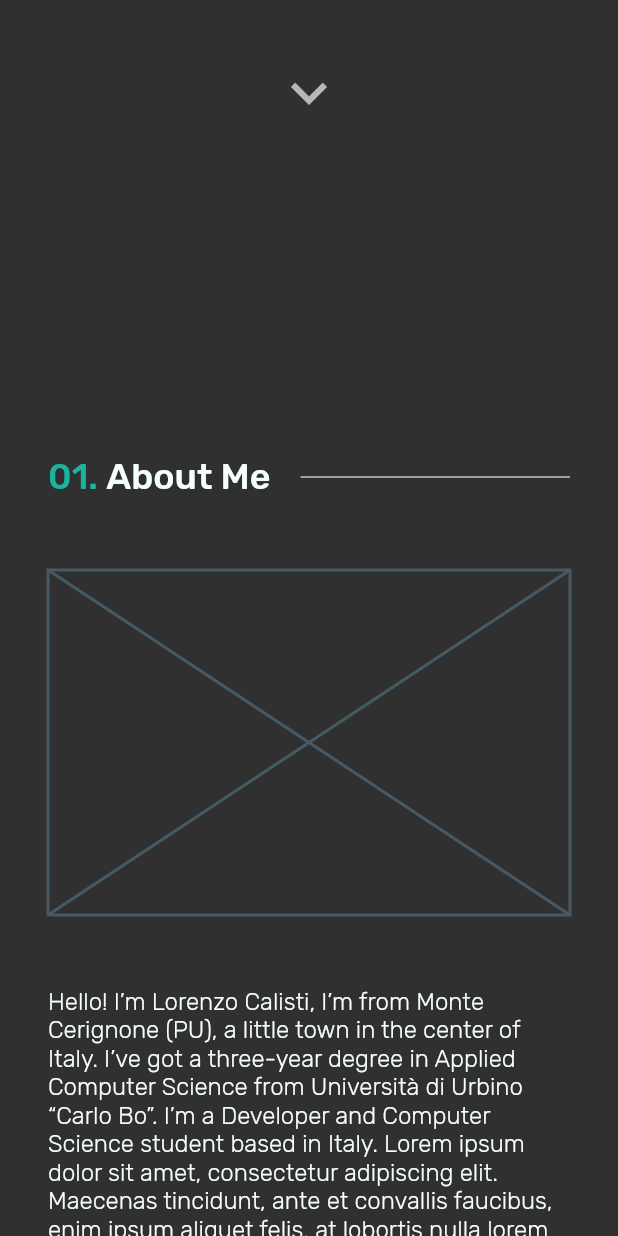
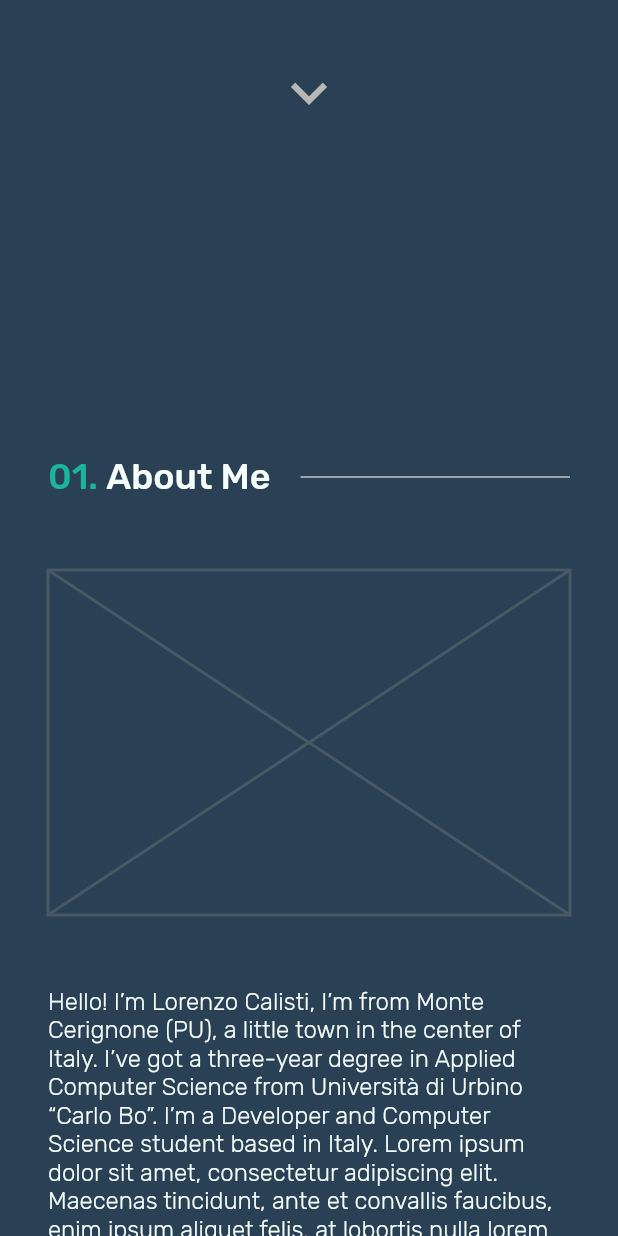
Before and after one commit to Supercaly/portfolio, a Flutter app: the screen it shows after launch, scrolled down 576 dp, on a phone screen of 412 x 824 dp. Run offline on Flutter 3.47's test engine with Material 2 defaults, Android fonts, the phone set to English and light mode, and no system bars; our stand-ins replace flutter_feather_icons.

```diff
--- a/lib/presentation/app_widget.dart
+++ b/lib/presentation/app_widget.dart
@@ -7,6 +7,7 @@ import 'package:portfolio/presentation/section/credits_section.dart';
 import 'package:portfolio/presentation/section/home_section.dart';
 import 'package:portfolio/presentation/section/projects_section.dart';
 import 'package:portfolio/presentation/section/career_section.dart';
+import 'package:portfolio/presentation/widget/custom_app_bar.dart';
 import 'package:portfolio/presentation/widget/responsive.dart';
 import 'package:portfolio/presentation/widget/social_link.dart';
 import 'package:provider/provider.dart';
@@ -22,15 +23,21 @@ class AppWidget extends StatelessWidget {
         create: (context) => AppState(),
         child: Builder(
           builder: (context) => Scaffold(
+            appBar: Responsive.isLarge(context)
+                ? PreferredSize(
+                    child: CustomAppBar(),
+                    preferredSize: Size.fromHeight(65.0),
+                  )
+                : null,
             body: Stack(
               children: [
                 CustomScrollView(
                   slivers: [
                     HomeSection(),
-                    AboutSection(),
-                    CareerSection(),
-                    ProjectsSection(),
-                    ContactSection(),
+                    AboutSection(key: Keys.about),
+                    CareerSection(key: Keys.experience),
+                    ProjectsSection(key: Keys.projects),
+                    ContactSection(key: Keys.contacts),
                     CreditsSection(),
                   ],
                 ),
--- a/lib/presentation/section/about_section.dart
+++ b/lib/presentation/section/about_section.dart
@@ -9,6 +9,8 @@ import 'package:portfolio/presentation/widget/skill_widget.dart';
 import 'package:provider/provider.dart';
 
 class AboutSection extends StatelessWidget {
+  AboutSection({Key? key}) : super(key: key);
+
   @override
   Widget build(BuildContext context) {
     return SliverToBoxAdapter(
--- a/lib/presentation/section/contact_section.dart
+++ b/lib/presentation/section/contact_section.dart
@@ -1,6 +1,8 @@
 import 'package:flutter/material.dart';
 
 class ContactSection extends StatelessWidget {
+  ContactSection({Key? key}) : super(key: key);
+
   @override
   Widget build(BuildContext context) {
     return SliverToBoxAdapter(
@@ -15,9 +17,7 @@ class ContactSection extends StatelessWidget {
           children: [
             Text(
               "Contact Me",
-              style: Theme.of(context)
-                  .textTheme
-                  .subtitle1,
+              style: Theme.of(context).textTheme.subtitle1,
             ),
             SizedBox(height: 16.0),
             Text(
--- a/lib/presentation/section/projects_section.dart
+++ b/lib/presentation/section/projects_section.dart
@@ -8,6 +8,8 @@ import 'package:portfolio/presentation/widget/section_title_bar.dart';
 import 'package:provider/provider.dart';
 
 class ProjectsSection extends StatelessWidget {
+  ProjectsSection({Key? key}) : super(key: key);
+
   @override
   Widget build(BuildContext context) {
     return SectionSliver(
```
Also changed, not shown: lib/presentation/app_theme.dart (+41 -29 lines), lib/presentation/section/career_section.dart (+10 -4 lines), lib/presentation/section/home_section.dart (+6 -1 lines), lib/presentation/widget/custom_app_bar.dart (added, +52 -0 lines).
